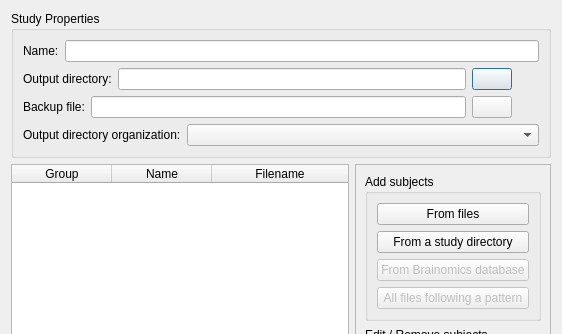
Qt form morphologist/core/gui/ui/study_editor_widget.ui (brainvisa/morphologist) before a commit; both pictures show x 0 to 562 and y 0 to 334 of the 562 by 560 pixel window.
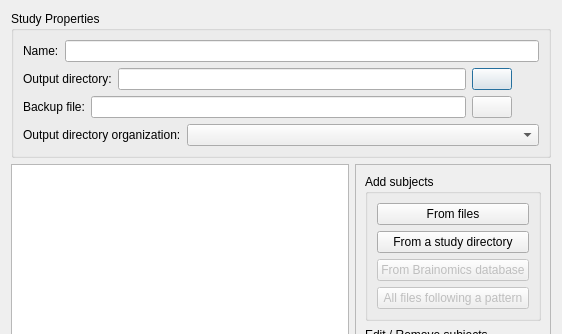
The same form after that commit. Icons and pictures are not drawn.

Commit message: ENH/REFAC: tablemodel/view rather than tablewidget + color duplicated subjects

```diff
--- a/morphologist/core/gui/ui/study_editor_widget.ui
+++ b/morphologist/core/gui/ui/study_editor_widget.ui
@@ -172,7 +172,7 @@
    <item>
     <layout class="QHBoxLayout" name="horizontalLayout_2">
      <item>
-      <widget class="QTableWidget" name="subjects_tablewidget">
+      <widget class="QTableView" name="subjects_tableview">
        <property name="sizePolicy">
         <sizepolicy hsizetype="Minimum" vsizetype="Expanding">
          <horstretch>0</horstretch>
@@ -185,15 +185,6 @@
          <height>0</height>
         </size>
        </property>
-       <property name="editTriggers">
-        <set>QAbstractItemView::NoEditTriggers</set>
-       </property>
-       <property name="alternatingRowColors">
-        <bool>false</bool>
-       </property>
-       <property name="selectionMode">
-        <enum>QAbstractItemView::ExtendedSelection</enum>
-       </property>
        <property name="selectionBehavior">
         <enum>QAbstractItemView::SelectRows</enum>
        </property>
@@ -203,12 +194,6 @@
        <property name="sortingEnabled">
         <bool>true</bool>
        </property>
-       <property name="cornerButtonEnabled">
-        <bool>false</bool>
-       </property>
-       <attribute name="horizontalHeaderVisible">
-        <bool>true</bool>
-       </attribute>
        <attribute name="horizontalHeaderHighlightSections">
         <bool>false</bool>
        </attribute>
@@ -227,30 +212,12 @@
        <attribute name="horizontalHeaderStretchLastSection">
         <bool>true</bool>
        </attribute>
-       <attribute name="horizontalHeaderVisible">
-        <bool>true</bool>
-       </attribute>
        <attribute name="horizontalHeaderHighlightSections">
         <bool>false</bool>
        </attribute>
        <attribute name="verticalHeaderHighlightSections">
         <bool>false</bool>
        </attribute>
-       <column>
-        <property name="text">
-         <string>Group</string>
-        </property>
-       </column>
-       <column>
-        <property name="text">
-         <string>Name</string>
-        </property>
-       </column>
-       <column>
-        <property name="text">
-         <string>Filename</string>
-        </property>
-       </column>
       </widget>
      </item>
      <item>
```
The commit also changes 2 other files.
